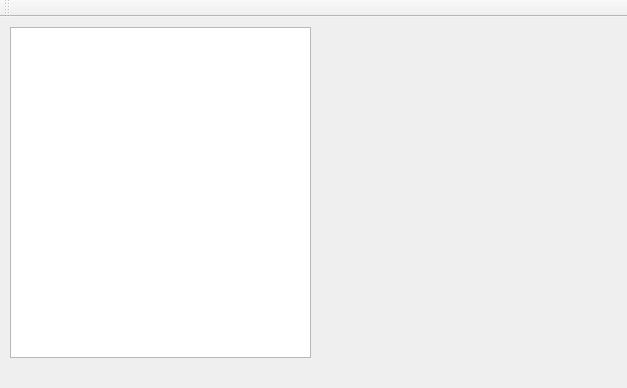
First picture: the form in UI/UI.ui, repository papalqi/oocd, before the edit.
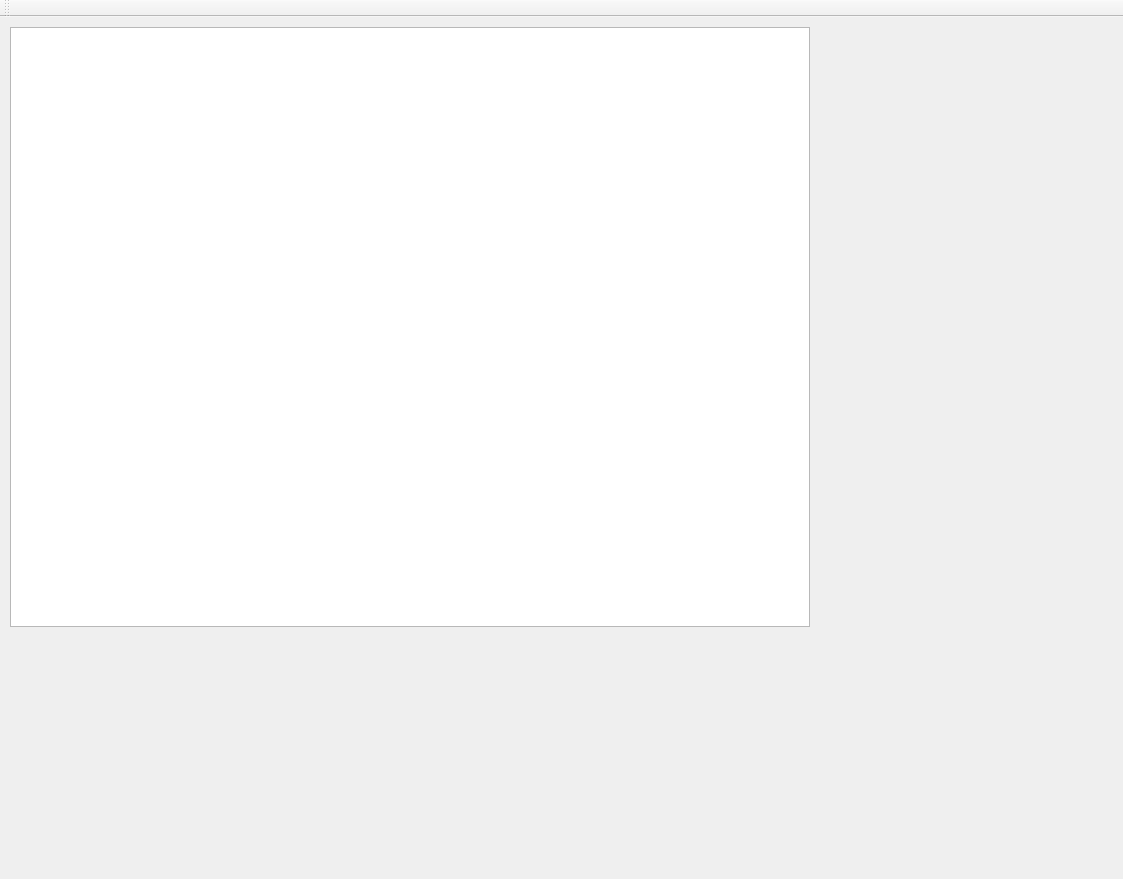
Second picture: the form after the edit. Custom widgets are drawn as their Qt base class.

Patch:
```diff
--- a/UI/UI.ui
+++ b/UI/UI.ui
@@ -6,8 +6,8 @@
    <rect>
     <x>0</x>
     <y>0</y>
-    <width>627</width>
-    <height>388</height>
+    <width>1123</width>
+    <height>879</height>
    </rect>
   </property>
   <property name="windowTitle">
@@ -19,8 +19,8 @@
      <rect>
       <x>10</x>
       <y>10</y>
-      <width>301</width>
-      <height>331</height>
+      <width>800</width>
+      <height>600</height>
      </rect>
     </property>
    </widget>
```
Left out of the diff: 2 changed lines with no effect on the pictures.
